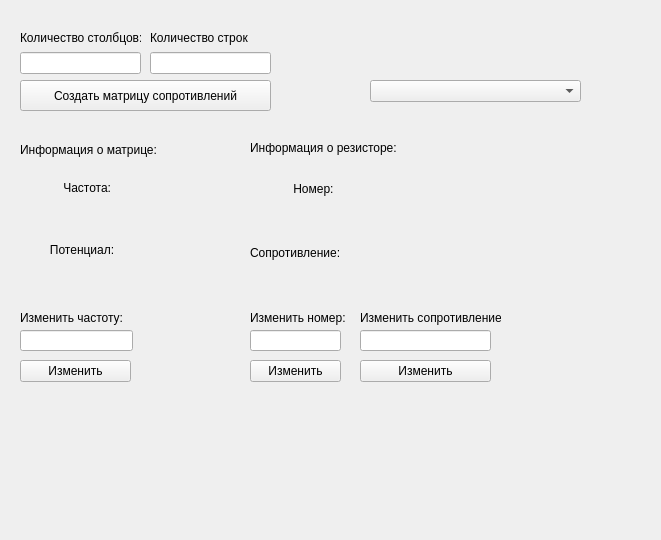
Before: the Qt Designer form mainwindow.ui in Sonanted/ooplab1, drawn with Qt 5.
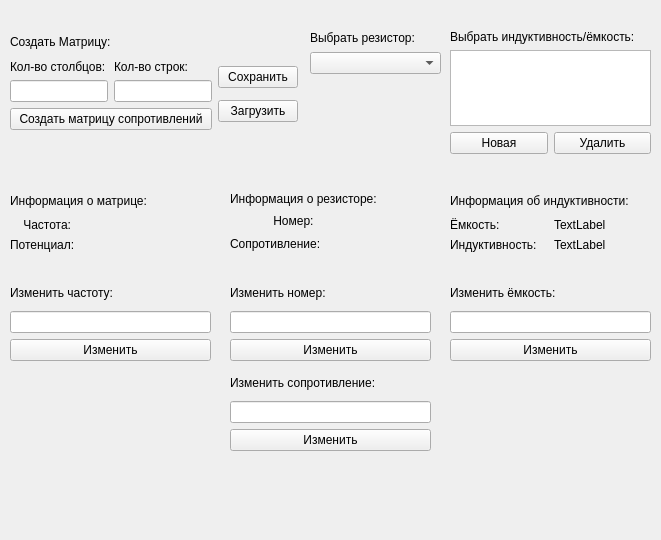
After: the same form once the commit is applied.

Patch:
```diff
--- a/mainwindow.ui
+++ b/mainwindow.ui
@@ -13,311 +13,461 @@
   <property name="windowTitle">
    <string>miem-oop-lab-3</string>
   </property>
-  <widget class="QPushButton" name="pushButton">
+  <widget class="QWidget" name="layoutWidget">
    <property name="geometry">
     <rect>
-     <x>20</x>
-     <y>80</y>
-     <width>251</width>
-     <height>31</height>
+     <x>230</x>
+     <y>190</y>
+     <width>201</width>
+     <height>62</height>
     </rect>
    </property>
-   <property name="text">
-    <string>Создать матрицу сопротивлений</string>
-   </property>
+   <layout class="QVBoxLayout" name="verticalLayout_7">
+    <item>
+     <layout class="QVBoxLayout" name="verticalLayout_4">
+      <item>
+       <widget class="QLabel" name="label_resistor_info">
+        <property name="text">
+         <string>Информация о резисторе:</string>
+        </property>
+       </widget>
+      </item>
+      <item>
+       <layout class="QHBoxLayout" name="horizontalLayout_2">
+        <item>
+         <widget class="QLabel" name="label_r_number_info">
+          <property name="text">
+           <string>             Номер:</string>
+          </property>
+         </widget>
+        </item>
+        <item>
+         <widget class="QLabel" name="label_r_number">
+          <property name="text">
+           <string/>
+          </property>
+         </widget>
+        </item>
+       </layout>
+      </item>
+      <item>
+       <layout class="QHBoxLayout" name="horizontalLayout_4">
+        <item>
+         <widget class="QLabel" name="label_r_resist_info">
+          <property name="layoutDirection">
+           <enum>Qt::LeftToRight</enum>
+          </property>
+          <property name="autoFillBackground">
+           <bool>false</bool>
+          </property>
+          <property name="text">
+           <string>Сопротивление:</string>
+          </property>
+         </widget>
+        </item>
+        <item>
+         <widget class="QLabel" name="label_r_resist">
+          <property name="layoutDirection">
+           <enum>Qt::RightToLeft</enum>
+          </property>
+          <property name="styleSheet">
+           <string notr="true"/>
+          </property>
+          <property name="text">
+           <string/>
+          </property>
+         </widget>
+        </item>
+       </layout>
+      </item>
+     </layout>
+    </item>
+   </layout>
   </widget>
-  <widget class="QComboBox" name="comboBox">
+  <widget class="QWidget" name="layoutWidget">
    <property name="geometry">
     <rect>
-     <x>370</x>
-     <y>80</y>
-     <width>211</width>
-     <height>22</height>
+     <x>10</x>
+     <y>190</y>
+     <width>201</width>
+     <height>62</height>
     </rect>
    </property>
+   <layout class="QVBoxLayout" name="verticalLayout_8">
+    <item>
+     <widget class="QLabel" name="label_matrix_info">
+      <property name="text">
+       <string>Информация о матрице:</string>
+      </property>
+     </widget>
+    </item>
+    <item>
+     <layout class="QVBoxLayout" name="verticalLayout_3">
+      <item>
+       <layout class="QHBoxLayout" name="horizontalLayout">
+        <item>
+         <widget class="QLabel" name="label_freq_info">
+          <property name="text">
+           <string>    Частота:</string>
+          </property>
+         </widget>
+        </item>
+        <item>
+         <widget class="QLabel" name="label_freq">
+          <property name="autoFillBackground">
+           <bool>false</bool>
+          </property>
+          <property name="text">
+           <string/>
+          </property>
+         </widget>
+        </item>
+       </layout>
+      </item>
+      <item>
+       <layout class="QHBoxLayout" name="horizontalLayout_3">
+        <item>
+         <widget class="QLabel" name="label_potential_info">
+          <property name="text">
+           <string>Потенциал:</string>
+          </property>
+         </widget>
+        </item>
+        <item>
+         <widget class="QLabel" name="label_potential">
+          <property name="text">
+           <string/>
+          </property>
+         </widget>
+        </item>
+       </layout>
+      </item>
+     </layout>
+    </item>
+   </layout>
   </widget>
   <widget class="QWidget" name="layoutWidget">
    <property name="geometry">
     <rect>
-     <x>150</x>
-     <y>30</y>
-     <width>121</width>
-     <height>44</height>
+     <x>10</x>
+     <y>280</y>
+     <width>201</width>
+     <height>81</height>
     </rect>
    </property>
-   <layout class="QVBoxLayout" name="verticalLayout">
+   <layout class="QVBoxLayout" name="verticalLayout_9">
     <item>
-     <widget class="QLabel" name="label_stroki">
+     <widget class="QLabel" name="label_4">
       <property name="text">
-       <string>Количество строк</string>
+       <string>Изменить частоту:</string>
       </property>
      </widget>
     </item>
     <item>
-     <widget class="QLineEdit" name="lineEdit_stroki"/>
+     <widget class="QLineEdit" name="lineEdit_changechastota"/>
     </item>
+    <item>
+     <widget class="QPushButton" name="pushButton_changechastota">
+      <property name="text">
+       <string>Изменить</string>
+      </property>
+     </widget>
+    </item>
    </layout>
   </widget>
   <widget class="QWidget" name="layoutWidget">
    <property name="geometry">
     <rect>
-     <x>20</x>
-     <y>30</y>
-     <width>121</width>
-     <height>44</height>
+     <x>230</x>
+     <y>280</y>
+     <width>201</width>
+     <height>81</height>
     </rect>
    </property>
-   <layout class="QVBoxLayout" name="verticalLayout_2">
+   <layout class="QVBoxLayout" name="verticalLayout_10">
     <item>
-     <widget class="QLabel" name="label_stolbci">
+     <widget class="QLabel" name="label_10">
       <property name="text">
-       <string>Количество столбцов:</string>
+       <string>Изменить номер:</string>
       </property>
      </widget>
     </item>
     <item>
-     <widget class="QLineEdit" name="lineEdit_stolbci"/>
+     <widget class="QLineEdit" name="lineEdit_changenumber"/>
     </item>
+    <item>
+     <widget class="QPushButton" name="pushButton_changenumber">
+      <property name="text">
+       <string>Изменить</string>
+      </property>
+     </widget>
+    </item>
    </layout>
   </widget>
-  <widget class="QLineEdit" name="lineEdit_changechastota">
+  <widget class="QWidget" name="layoutWidget">
    <property name="geometry">
     <rect>
-     <x>20</x>
-     <y>330</y>
-     <width>113</width>
-     <height>21</height>
+     <x>230</x>
+     <y>370</y>
+     <width>201</width>
+     <height>81</height>
     </rect>
    </property>
+   <layout class="QVBoxLayout" name="verticalLayout_11">
+    <item>
+     <widget class="QLabel" name="label_11">
+      <property name="text">
+       <string>Изменить сопротивление:</string>
+      </property>
+     </widget>
+    </item>
+    <item>
+     <widget class="QLineEdit" name="lineEdit_changeresist"/>
+    </item>
+    <item>
+     <widget class="QPushButton" name="pushButton_changeresist">
+      <property name="text">
+       <string>Изменить</string>
+      </property>
+     </widget>
+    </item>
+   </layout>
   </widget>
-  <widget class="QLabel" name="label_2">
+  <widget class="QWidget" name="layoutWidget">
    <property name="geometry">
     <rect>
-     <x>20</x>
-     <y>140</y>
-     <width>171</width>
-     <height>20</height>
-    </rect>
-   </property>
-   <property name="text">
-    <string>Информация о матрице:</string>
-   </property>
-  </widget>
-  <widget class="QPushButton" name="pushButton_changechastota">
-   <property name="geometry">
-    <rect>
-     <x>20</x>
-     <y>360</y>
-     <width>111</width>
-     <height>22</height>
-    </rect>
-   </property>
-   <property name="text">
-    <string>Изменить</string>
-   </property>
-  </widget>
-  <widget class="QLabel" name="label_4">
-   <property name="geometry">
-    <rect>
-     <x>20</x>
-     <y>310</y>
-     <width>191</width>
-     <height>16</height>
-    </rect>
-   </property>
-   <property name="text">
-    <string>Изменить частоту:</string>
-   </property>
-  </widget>
-  <widget class="QLabel" name="label_5">
-   <property name="geometry">
-    <rect>
-     <x>250</x>
-     <y>140</y>
-     <width>171</width>
-     <height>16</height>
-    </rect>
-   </property>
-   <property name="text">
-    <string>Информация о резисторе:</string>
-   </property>
-  </widget>
-  <widget class="QLabel" name="label_10">
-   <property name="geometry">
-    <rect>
-     <x>250</x>
-     <y>310</y>
-     <width>101</width>
-     <height>16</height>
-    </rect>
-   </property>
-   <property name="text">
-    <string>Изменить номер:</string>
-   </property>
-  </widget>
-  <widget class="QLineEdit" name="lineEdit_changenumber">
-   <property name="geometry">
-    <rect>
-     <x>250</x>
-     <y>330</y>
-     <width>91</width>
-     <height>21</height>
-    </rect>
-   </property>
-  </widget>
-  <widget class="QLabel" name="label_11">
-   <property name="geometry">
-    <rect>
-     <x>360</x>
-     <y>310</y>
-     <width>141</width>
-     <height>16</height>
-    </rect>
-   </property>
-   <property name="text">
-    <string>Изменить сопротивление:</string>
-   </property>
-  </widget>
-  <widget class="QLineEdit" name="lineEdit_changeresist">
-   <property name="geometry">
-    <rect>
-     <x>360</x>
-     <y>330</y>
+     <x>310</x>
+     <y>30</y>
      <width>131</width>
-     <height>21</height>
+     <height>44</height>
     </rect>
    </property>
+   <layout class="QVBoxLayout" name="verticalLayout_12">
+    <item>
+     <widget class="QLabel" name="label_choose_resistor">
+      <property name="text">
+       <string>Выбрать резистор:</string>
+      </property>
+     </widget>
+    </item>
+    <item>
+     <widget class="QComboBox" name="comboBox_resistor"/>
+    </item>
+   </layout>
   </widget>
-  <widget class="QPushButton" name="pushButton_changenumber">
+  <widget class="QWidget" name="layoutWidget">
    <property name="geometry">
     <rect>
-     <x>250</x>
-     <y>360</y>
-     <width>91</width>
-     <height>22</height>
+     <x>10</x>
+     <y>30</y>
+     <width>288</width>
+     <height>100</height>
     </rect>
    </property>
-   <property name="text">
-    <string>Изменить</string>
-   </property>
-  </widget>
-  <widget class="QPushButton" name="pushButton_changeresist">
-   <property name="geometry">
-    <rect>
-     <x>360</x>
-     <y>360</y>
-     <width>131</width>
-     <height>22</height>
-    </rect>
-   </property>
-   <property name="text">
-    <string>Изменить</string>
-   </property>
-  </widget>
-  <widget class="QWidget" name="">
-   <property name="geometry">
-    <rect>
-     <x>20</x>
-     <y>160</y>
-     <width>211</width>
-     <height>118</height>
-    </rect>
-   </property>
-   <layout class="QVBoxLayout" name="verticalLayout_3">
+   <layout class="QVBoxLayout" name="verticalLayout_13">
     <item>
-     <layout class="QHBoxLayout" name="horizontalLayout">
+     <widget class="QLabel" name="label_create_matrix">
+      <property name="text">
+       <string>Создать Матрицу:</string>
+      </property>
+     </widget>
+    </item>
+    <item>
+     <layout class="QHBoxLayout" name="horizontalLayout_6">
       <item>
-       <widget class="QLabel" name="label">
-        <property name="text">
-         <string>             Частота:</string>
-        </property>
-       </widget>
+       <layout class="QVBoxLayout" name="verticalLayout_5">
+        <item>
+         <layout class="QHBoxLayout" name="horizontalLayout_5">
+          <item>
+           <layout class="QVBoxLayout" name="verticalLayout_2">
+            <item>
+             <widget class="QLabel" name="label_num_columns">
+              <property name="text">
+               <string>Кол-во столбцов:</string>
+              </property>
+             </widget>
+            </item>
+            <item>
+             <widget class="QLineEdit" name="lineEdit_columns"/>
+            </item>
+           </layout>
+          </item>
+          <item>
+           <layout class="QVBoxLayout" name="verticalLayout">
+            <item>
+             <widget class="QLabel" name="label_num_rows">
+              <property name="text">
+               <string>Кол-во строк:</string>
+              </property>
+             </widget>
+            </item>
+            <item>
+             <widget class="QLineEdit" name="lineEdit_rows"/>
+            </item>
+           </layout>
+          </item>
+         </layout>
+        </item>
+        <item>
+         <widget class="QPushButton" name="pushButton_create_matrix">
+          <property name="text">
+           <string>Создать матрицу сопротивлений</string>
+          </property>
+         </widget>
+        </item>
+       </layout>
       </item>
       <item>
-       <widget class="QLabel" name="label_chastota">
-        <property name="autoFillBackground">
-         <bool>false</bool>
-        </property>
-        <property name="text">
-         <string/>
-        </property>
-       </widget>
+       <layout class="QVBoxLayout" name="verticalLayout_6">
+        <item>
+         <widget class="QPushButton" name="pushButton_save">
+          <property name="text">
+           <string>Сохранить</string>
+          </property>
+         </widget>
+        </item>
+        <item>
+         <widget class="QPushButton" name="pushButton_load">
+          <property name="text">
+           <string>Загрузить</string>
+          </property>
+         </widget>
+        </item>
+       </layout>
       </item>
      </layout>
     </item>
+   </layout>
+  </widget>
+  <widget class="QWidget" name="layoutWidget">
+   <property name="geometry">
+    <rect>
+     <x>450</x>
+     <y>30</y>
+     <width>201</width>
+     <height>124</height>
+    </rect>
+   </property>
+   <layout class="QVBoxLayout" name="verticalLayout_15">
     <item>
-     <layout class="QHBoxLayout" name="horizontalLayout_3">
+     <widget class="QLabel" name="label_choose_inductance">
+      <property name="text">
+       <string>Выбрать индуктивность/ёмкость:</string>
+      </property>
+     </widget>
+    </item>
+    <item>
+     <layout class="QVBoxLayout" name="verticalLayout_14">
       <item>
-       <widget class="QLabel" name="label_3">
-        <property name="text">
-         <string>         Потенциал:</string>
-        </property>
-       </widget>
+       <widget class="QListView" name="listView"/>
       </item>
       <item>
-       <widget class="QLabel" name="label_potential">
-        <property name="text">
-         <string/>
-        </property>
-       </widget>
+       <layout class="QHBoxLayout" name="horizontalLayout_7">
+        <item>
+         <widget class="QPushButton" name="pushButton_4">
+          <property name="text">
+           <string>Новая</string>
+          </property>
+         </widget>
+        </item>
+        <item>
+         <widget class="QPushButton" name="pushButton_5">
+          <property name="text">
+           <string>Удалить</string>
+          </property>
+         </widget>
+        </item>
+       </layout>
       </item>
      </layout>
     </item>
    </layout>
   </widget>
-  <widget class="QWidget" name="">
+  <widget class="QWidget" name="layoutWidget">
    <property name="geometry">
     <rect>
-     <x>250</x>
-     <y>160</y>
-     <width>191</width>
-     <height>121</height>
+     <x>450</x>
+     <y>190</y>
+     <width>201</width>
+     <height>62</height>
     </rect>
    </property>
-   <layout class="QVBoxLayout" name="verticalLayout_4">
+   <layout class="QVBoxLayout" name="verticalLayout_17">
     <item>
-     <layout class="QHBoxLayout" name="horizontalLayout_2">
+     <widget class="QLabel" name="label_17">
+      <property name="text">
+       <string>Информация об индуктивности:</string>
+      </property>
+     </widget>
+    </item>
+    <item>
+     <layout class="QVBoxLayout" name="verticalLayout_16">
       <item>
-       <widget class="QLabel" name="label_6">
-        <property name="text">
-         <string>             Номер:</string>
-        </property>
-       </widget>
+       <layout class="QHBoxLayout" name="horizontalLayout_8">
+        <item>
+         <widget class="QLabel" name="label_15">
+          <property name="text">
+           <string>Ёмкость:</string>
+          </property>
+         </widget>
+        </item>
+        <item>
+         <widget class="QLabel" name="label_13">
+          <property name="text">
+           <string>TextLabel</string>
+          </property>
+         </widget>
+        </item>
+       </layout>
       </item>
       <item>
-       <widget class="QLabel" name="label_r_number">
-        <property name="text">
-         <string/>
-        </property>
-       </widget>
+       <layout class="QHBoxLayout" name="horizontalLayout_9">
+        <item>
+         <widget class="QLabel" name="label_16">
+          <property name="text">
+           <string>Индуктивность:</string>
+          </property>
+         </widget>
+        </item>
+        <item>
+         <widget class="QLabel" name="label_14">
+          <property name="text">
+           <string>TextLabel</string>
+          </property>
+         </widget>
+        </item>
+       </layout>
       </item>
      </layout>
     </item>
+   </layout>
+  </widget>
+  <widget class="QWidget" name="layoutWidget">
+   <property name="geometry">
+    <rect>
+     <x>450</x>
+     <y>280</y>
+     <width>201</width>
+     <height>81</height>
+    </rect>
+   </property>
+   <layout class="QVBoxLayout" name="verticalLayout_19">
     <item>
-     <layout class="QHBoxLayout" name="horizontalLayout_4">
+     <widget class="QLabel" name="label_18">
+      <property name="text">
+       <string>Изменить ёмкость:</string>
+      </property>
+     </widget>
+    </item>
+    <item>
+     <layout class="QVBoxLayout" name="verticalLayout_18">
       <item>
-       <widget class="QLabel" name="label_7">
-        <property name="layoutDirection">
-         <enum>Qt::LeftToRight</enum>
-        </property>
-        <property name="autoFillBackground">
-         <bool>false</bool>
-        </property>
-        <property name="text">
-         <string>Сопротивление:</string>
-        </property>
-       </widget>
+       <widget class="QLineEdit" name="lineEdit"/>
       </item>
       <item>
-       <widget class="QLabel" name="label_r_resist">
-        <property name="layoutDirection">
-         <enum>Qt::RightToLeft</enum>
-        </property>
-        <property name="styleSheet">
-         <string notr="true"/>
-        </property>
+       <widget class="QPushButton" name="pushButton_6">
         <property name="text">
-         <string/>
+         <string>Изменить</string>
         </property>
        </widget>
       </item>
```
